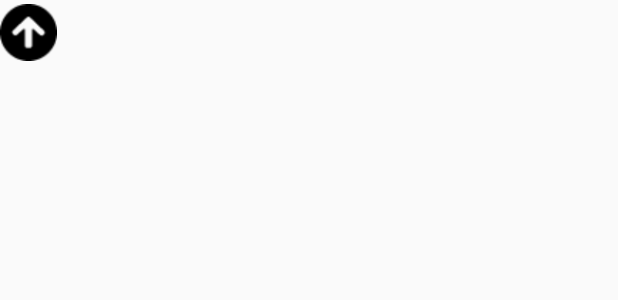
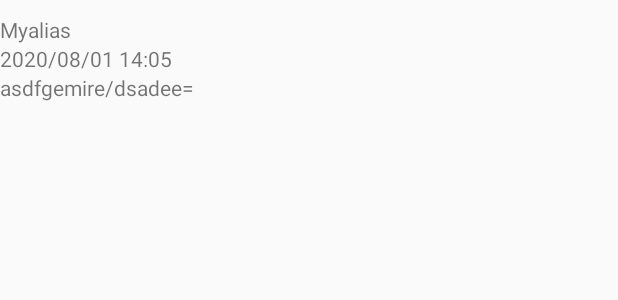
Before and after one commit to miguelromeral/SecretManager, an Android app: the layout item_secret.xml on its own in the app's theme, with its tools: preview values and no code run, on a phone screen of 412 x 824 dp. Shown: the top 300 px of the screen. Run offline under Robolectric (Android 15) with nearby library versions, the phone set to English and light mode, and no system bars.

Commit message:
Added more info in recycler view

```diff
--- a/app/src/main/java/es/miguelromeral/secretmanager/ui/adapters/SecretAdapter.kt
+++ b/app/src/main/java/es/miguelromeral/secretmanager/ui/adapters/SecretAdapter.kt
@@ -29,6 +29,7 @@ class SecretAdapter : ListAdapter<Secret, SecretAdapter.ViewHolder>(SecretDiffCa
         fun bind(item: Secret){
             val resources = itemView.context.resources
             binding.item = item
+            binding.executePendingBindings()
         }
 
         companion object{
--- a/app/src/main/res/layout/item_secret.xml
+++ b/app/src/main/res/layout/item_secret.xml
@@ -12,7 +12,9 @@
 
     <androidx.constraintlayout.widget.ConstraintLayout
         android:layout_width="match_parent"
-    android:layout_height="wrap_content">
+        android:layout_height="wrap_content"
+        android:layout_marginTop="10dp"
+        android:layout_marginBottom="10dp">
 
 
         <TextView
@@ -21,15 +23,26 @@
             android:layout_height="wrap_content"
             android:text="@{item.alias}"
             app:layout_constraintStart_toStartOf="parent"
-        app:layout_constraintTop_toTopOf="parent" />
+            app:layout_constraintTop_toTopOf="parent"
+            tools:text="Myalias" />
 
-    <ImageView
-        android:id="@+id/imageView"
-        android:layout_width="38dp"
-        android:layout_height="43dp"
-        app:layout_constraintStart_toEndOf="@+id/tvAlias"
-        app:layout_constraintTop_toTopOf="parent"
-        app:srcCompat="@drawable/arrow_up" />
+        <TextView
+            android:id="@+id/tvDate"
+            android:layout_width="wrap_content"
+            android:layout_height="wrap_content"
+            app:dateFormatted="@{item.time}"
+            app:layout_constraintStart_toStartOf="parent"
+            app:layout_constraintTop_toBottomOf="@+id/tvAlias"
+            tools:text="2020/08/01 14:05" />
+
+        <TextView
+            android:id="@+id/tvContent"
+            android:layout_width="wrap_content"
+            android:layout_height="wrap_content"
+            android:text="@{item.content}"
+            tools:text="asdfgemire/dsadee="
+            app:layout_constraintStart_toStartOf="parent"
+            app:layout_constraintTop_toBottomOf="@+id/tvDate" />
 
     </androidx.constraintlayout.widget.ConstraintLayout>
 
```
Also changed, not shown: app/src/main/java/es/miguelromeral/secretmanager/ui/BindingUtils.kt (added, +20 -0 lines), app/src/main/res/layout/fragment_secrets.xml (+8 -2 lines). Lines whose indentation alone changed are shown as unchanged.
